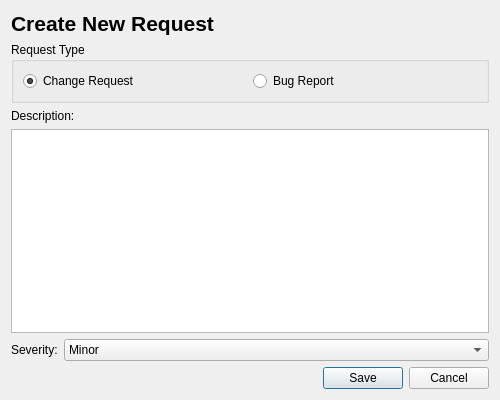
mariolewis/asdf_factory, file gui/raise_request_dialog.ui: the form before one commit.
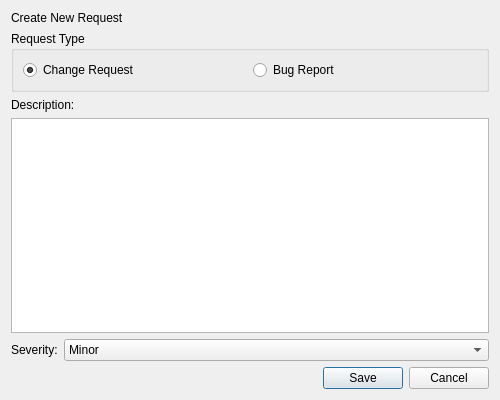
The form after the commit.

```diff
--- a/gui/raise_request_dialog.ui
+++ b/gui/raise_request_dialog.ui
@@ -22,9 +22,6 @@
      <property name="text">
       <string>Create New Request</string>
      </property>
-     <property name="styleSheet">
-      <string notr="true">font-size: 16pt; font-weight: bold;</string>
-     </property>
     </widget>
    </item>
    <item>
```
Left out of the diff: 2 changed lines with no effect on the pictures.
